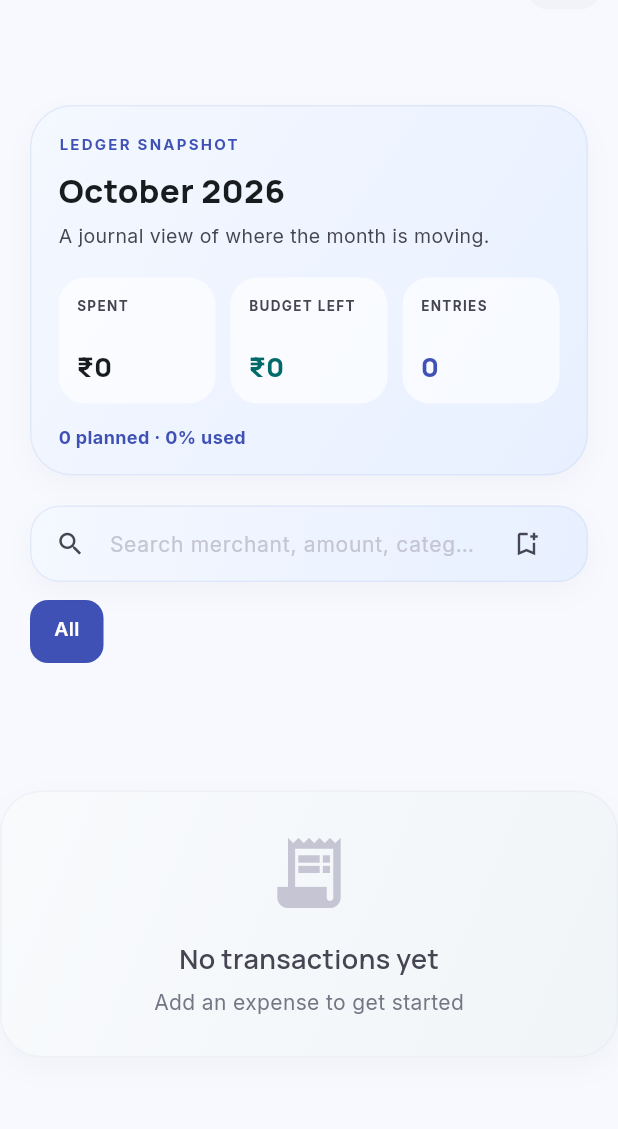
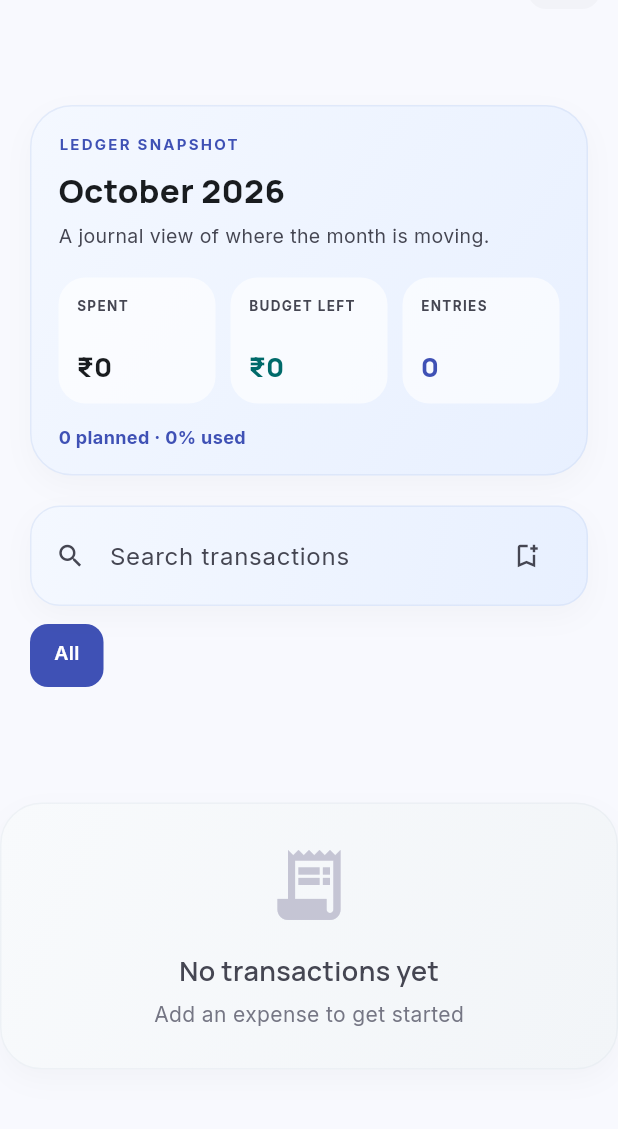
Before and after one commit to Siddhant-Gawai/fluid_ledger, a Flutter app: the HistoryScreen screen opened by its route, on a phone screen of 412 x 824 dp, the part 69-1198 px from its top. Run offline on Flutter 3.47's test engine with Material 3 defaults, Android fonts, the phone set to English and light mode, and no system bars; our stand-ins replace cached_network_image, fl_chart, flutter_contacts, flutter_local_notifications, flutter_native_splash, flutter_riverpod and 11 more; missing offline and left inert: flutter_sms_inbox; accounts and stored records are empty.

Commit message:
Label transaction search field and update README

```diff
--- a/lib/features/expense/presentation/screens/history_screen.dart
+++ b/lib/features/expense/presentation/screens/history_screen.dart
@@ -428,6 +428,7 @@ class HistoryScreenState extends ConsumerState<HistoryScreen> {
                               color: colors.onSurfaceVariant,
                               size: 20,
                             ),
+                            labelText: 'Search transactions',
                             hintText: 'Search merchant, amount, category...',
                             hintStyle: GoogleFonts.inter(
                               fontSize: 14,
```
Also changed, not shown: 1 other file.
